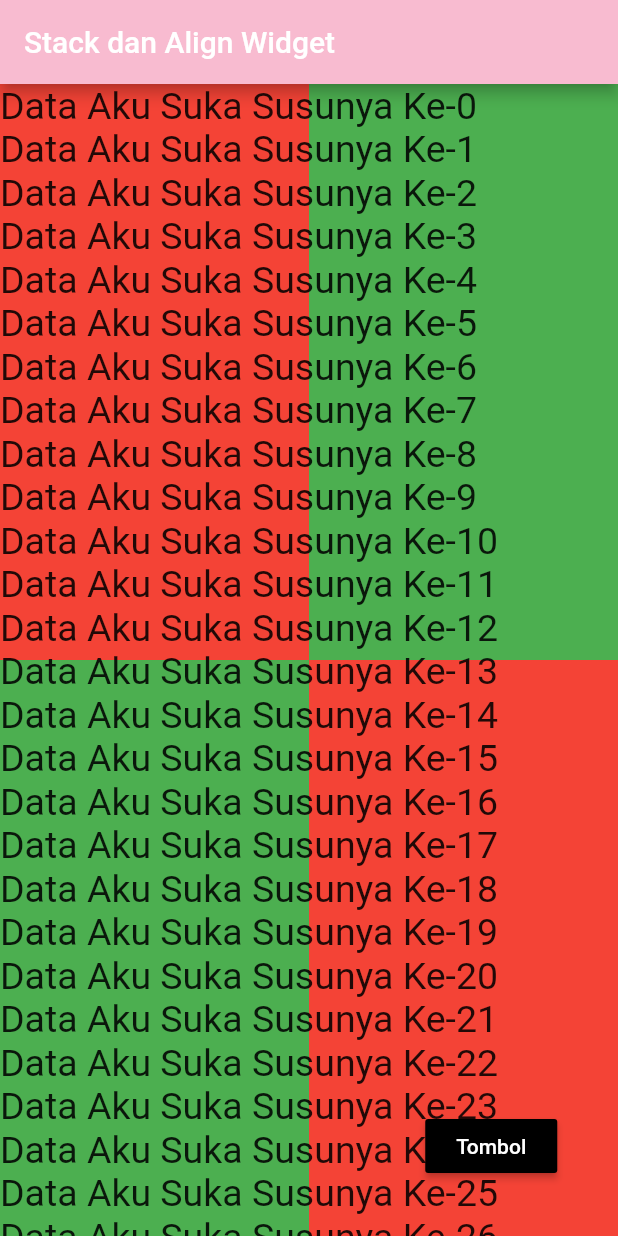
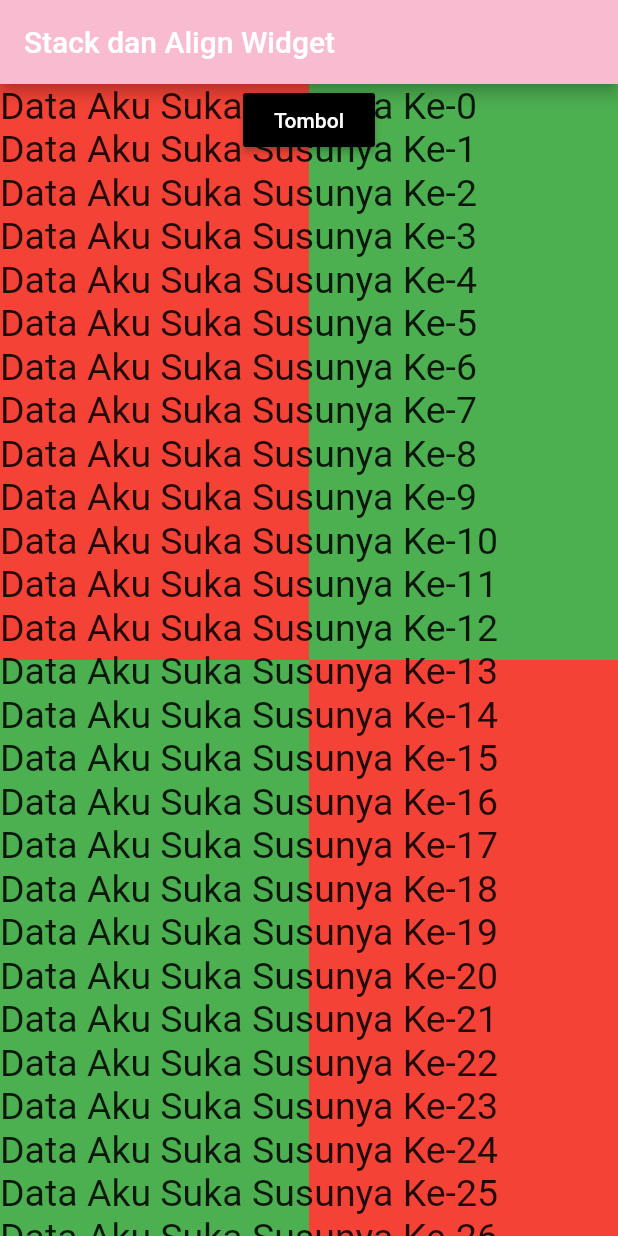
Before and after one commit to drScripts/Belajar-Flutter, a Flutter app: the screen it shows after launch, on a phone screen of 412 x 824 dp. Run offline on Flutter 3.47's test engine with Material 2 defaults, Android fonts, the phone set to English and light mode, and no system bars.

Commit message:
Update main.dart

```diff
--- a/stack_align_widget/lib/main.dart
+++ b/stack_align_widget/lib/main.dart
@@ -49,7 +49,7 @@ class MyApp extends StatelessWidget {
           ),
           // button
           Align(
-            alignment: Alignment(0.75, 0.90), // costum dengan Alignment(x,y)
+            alignment: Alignment.topCenter, // costum dengan Alignment(x,y)
             child: RaisedButton(
               child: Text(
                 'Tombol',
```
